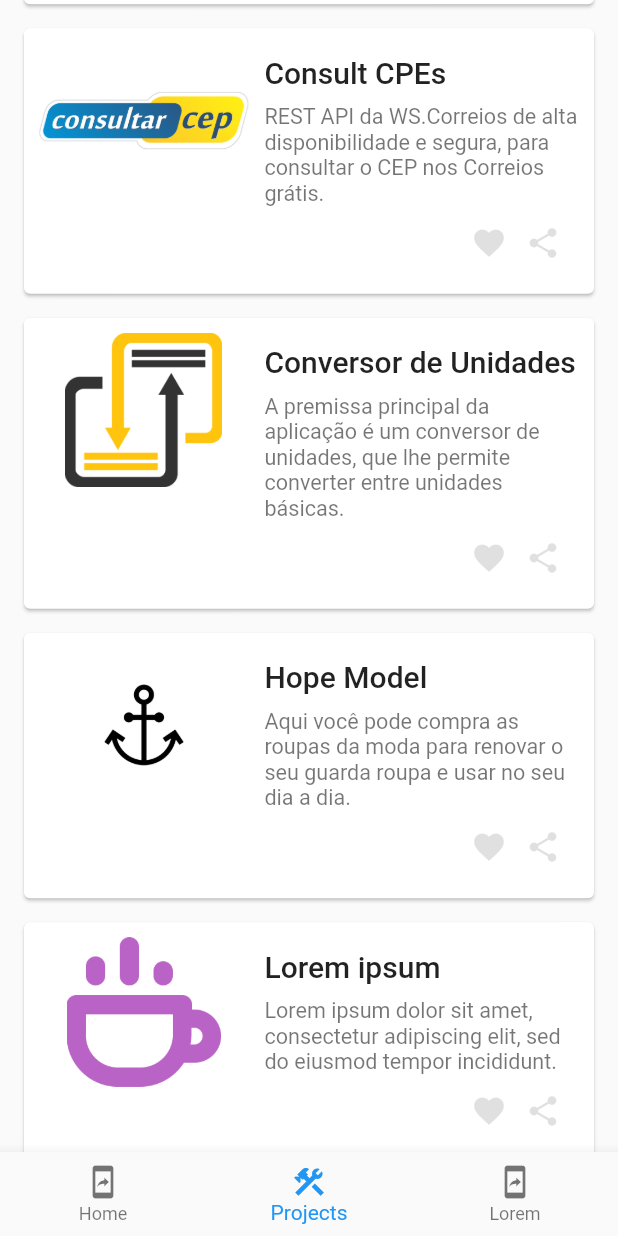
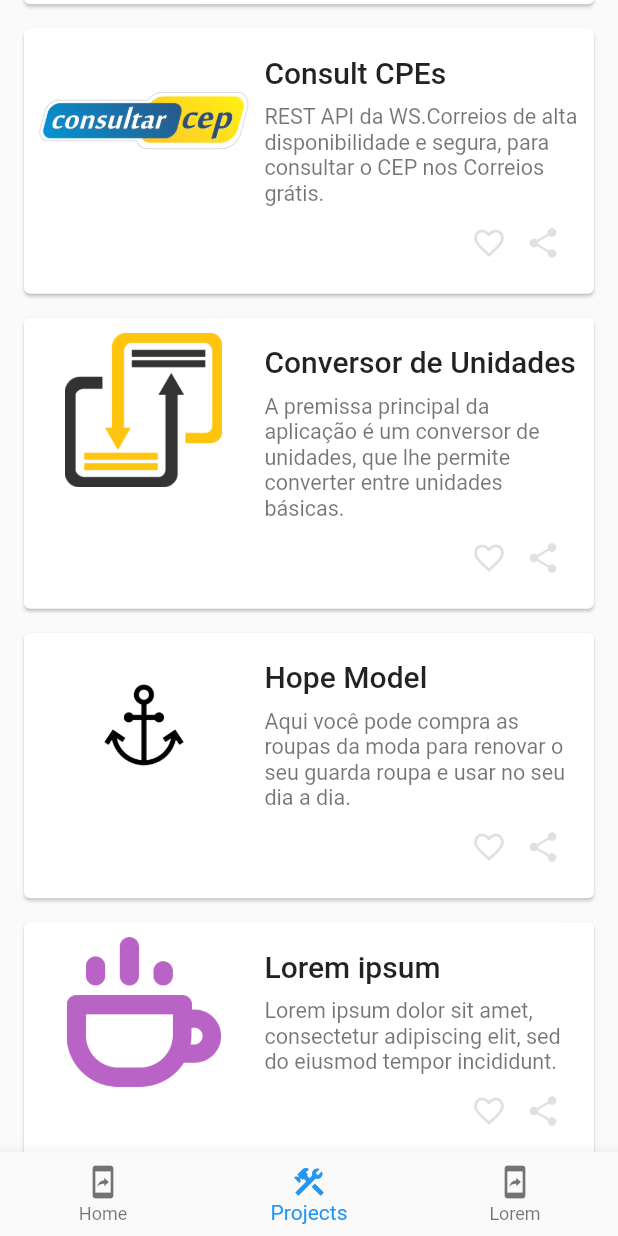
Before and after one commit to italo-santos-dev/profile-demo-flutter, a Flutter app: the screen it shows after launch, item 2 of the bottom bar chosen, scrolled down 576 dp, on a phone screen of 412 x 824 dp. Run offline on Flutter 3.47's test engine with Material 2 defaults, Android fonts, the phone set to English and light mode, and no system bars; our stand-ins replace share.

Commit message:
profile-demo-modified-icon-like-project

```diff
--- a/lib/pages/projects_component_widget.dart
+++ b/lib/pages/projects_component_widget.dart
@@ -11,8 +11,10 @@ class ProjecComponentWidget extends StatefulWidget {
   @override
   _ProjecComponentWidgetState createState() => _ProjecComponentWidgetState();
 }
-
 class _ProjecComponentWidgetState extends State<ProjecComponentWidget> {
+  void onLike() {
+    setState(() => _isPressed = !_isPressed);
+  }
   bool _isPressed = false;
   @override
   Widget build(BuildContext context) {
@@ -21,6 +23,7 @@ class _ProjecComponentWidgetState extends State<ProjecComponentWidget> {
     return Card(
       margin: EdgeInsets.fromLTRB(16.0, 16.0, 16.0, widget._bottomPadding),
       child: InkWell(
+        //onTap: onProjectClick,
         child: Padding(
           padding: const EdgeInsets.all(10.0),
           child: Row(
@@ -65,11 +68,11 @@ class _ProjecComponentWidgetState extends State<ProjecComponentWidget> {
                             mainAxisAlignment: MainAxisAlignment.end,
                             children: <Widget>[
                               GestureDetector(
-                                onTap: () {
-                                  setState(() => _isPressed = !_isPressed);
-                                },
+                                onTap: onLike,
                                 child: Icon(
-                                  Icons.favorite_sharp,
+                                  _isPressed
+                                      ? Icons.favorite
+                                      : Icons.favorite_border,
                                   color:
                                       _isPressed ? Colors.red : Colors.black12,
                                 ),
@@ -92,7 +95,7 @@ class _ProjecComponentWidgetState extends State<ProjecComponentWidget> {
                     ],
                   ),
                 ),
-              )
+              ),
             ],
           ),
         ),
```
